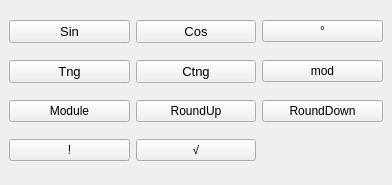
Before: the Qt Designer form Calculator/Functions/functionswindow.ui in tqqqqt/SimpleCalculator, drawn with Qt 5.
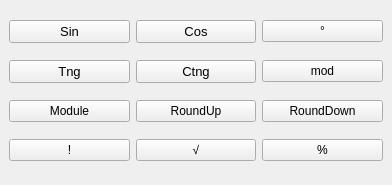
After: the same form once the commit is applied.

Commit message: add percent function in window

```diff
--- a/Calculator/Functions/functionswindow.ui
+++ b/Calculator/Functions/functionswindow.ui
@@ -153,6 +153,18 @@
       </property>
      </widget>
     </item>
+    <item row="3" column="2">
+     <widget class="QPushButton" name="pushButton_percent">
+      <property name="font">
+       <font>
+        <pointsize>9</pointsize>
+       </font>
+      </property>
+      <property name="text">
+       <string>%</string>
+      </property>
+     </widget>
+    </item>
    </layout>
   </widget>
   <widget class="QMenuBar" name="menubar">
```
The commit also changes 1 other file.
